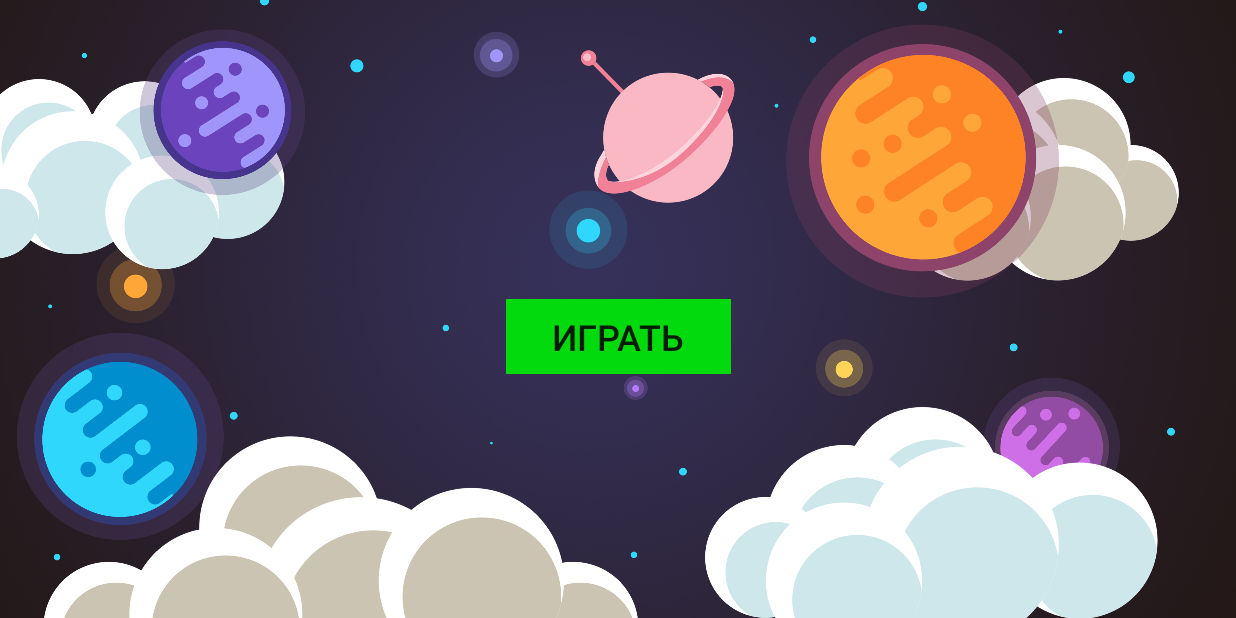
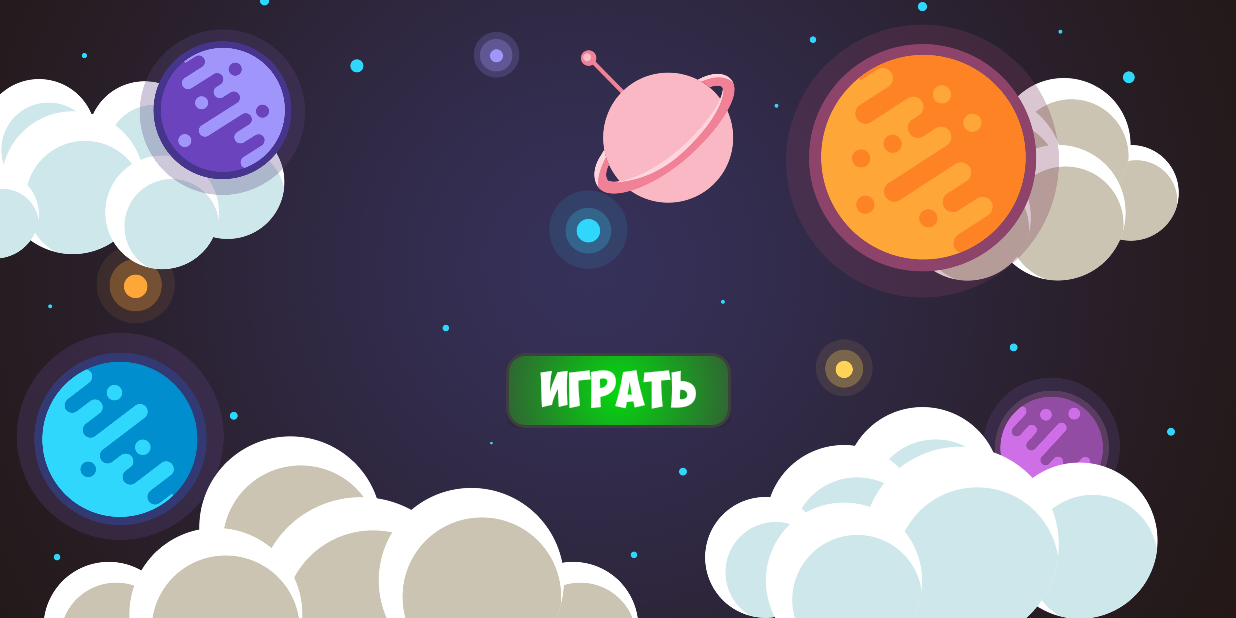
Before and after one commit to MoonShineTeam/FlyToSpace, an Android app: the screen it shows after launch (MainActivity), on a phone screen of 824 x 412 dp (held sideways). Run offline under Robolectric (Android 15) with nearby library versions, the phone set to English and light mode, and no system bars.

Commit message:
add fonts + replace animation to fade in & fade out

```diff
--- a/app/src/main/java/ru/moonshine/flytospace/MainActivity.java
+++ b/app/src/main/java/ru/moonshine/flytospace/MainActivity.java
@@ -30,10 +30,15 @@ public class MainActivity extends AppCompatActivity {
 
     public void btnStartOnClick(View view) {
         Intent intent = new Intent(this, GameMap.class);
-        overridePendingTransition(R.anim.fade_in, R.anim.fade_out);
-        Animation animation = AnimationUtils.loadAnimation(getApplicationContext(), R.anim.scale);
+//        overridePendingTransition(R.anim.fade_in, R.anim.fade_out);
+
+        ActivityOptions option  = ActivityOptions.makeCustomAnimation(this,
+                R.anim.fade_in, R.anim.fade_out);
+        Bundle bundle = option.toBundle();
+
+        Animation animation = AnimationUtils.loadAnimation(this, R.anim.scale);
         Button btnStart = findViewById(R.id.btnStart);
         btnStart.startAnimation(animation);
-        startActivity(intent);
+        startActivity(intent, bundle);
     }
 }
--- a/app/src/main/res/anim/fade_in.xml
+++ b/app/src/main/res/anim/fade_in.xml
@@ -1,8 +1,9 @@
 <?xml version="1.0" encoding="utf-8"?>
 <set xmlns:android="http://schemas.android.com/apk/res/android"
-    android:duration="500"
-    android:startOffset="300">
-    <translate
-        android:fromXDelta="0"
-        android:toXDelta="1"/>
+    android:duration="400"
+    android:startOffset="250"
+    android:shareInterpolator="false">
+    <alpha
+        android:fromAlpha="0.0"
+        android:toAlpha="1.0"/>
 </set>
--- a/app/src/main/res/anim/fade_out.xml
+++ b/app/src/main/res/anim/fade_out.xml
@@ -1,8 +1,9 @@
 <?xml version="1.0" encoding="utf-8"?>
 <set xmlns:android="http://schemas.android.com/apk/res/android"
-    android:duration="500"
-    android:startOffset="300">
-    <translate
-        android:fromXDelta="1"
-        android:toXDelta="0"/>
+    android:duration="400"
+    android:startOffset="250"
+    android:shareInterpolator="false">
+    <alpha
+        android:fromAlpha="1.0"
+        android:toAlpha="0.0"/>
 </set>
--- /dev/null
+++ b/app/src/main/res/drawable/rounded.xml
@@ -0,0 +1,20 @@
+<?xml version="1.0" encoding="UTF-8"?>
+<shape xmlns:android="http://schemas.android.com/apk/res/android">
+    <solid android:color="@color/btnStartColor"/>
+    <size
+        android:height="50dp"
+        android:width="150dp"/>
+    <stroke
+        android:width="2dp"
+        android:color="@color/darkGrey"/>
+    <corners android:radius="12dp" />
+    <gradient android:type="radial"
+        android:endColor="@color/darkGrey"
+        android:startColor="@color/btnStartColor"
+        android:gradientRadius="100dp"/>
+    <padding
+        android:bottom="0dip"
+        android:left="0dip"
+        android:right="0dip"
+        android:top="0dip"/>
+</shape>
--- a/app/src/main/res/layout/activity_main.xml
+++ b/app/src/main/res/layout/activity_main.xml
@@ -32,18 +32,21 @@
         app:layout_constraintEnd_toEndOf="@+id/linearLayout2"
         app:layout_constraintStart_toStartOf="parent"
         app:layout_constraintTop_toTopOf="parent"
-        app:layout_constraintVertical_bias="0.55">
+        app:layout_constraintVertical_bias="0.65">
 
         <Button
             android:id="@+id/btnStart"
             android:layout_width="0dp"
             android:layout_height="wrap_content"
             android:layout_weight="1"
-            android:background="@color/btnStartColor"
+            android:background="@drawable/rounded"
+            android:fontFamily="@font/obelix_pro"
             android:minWidth="150dip"
             android:minHeight="50dip"
             android:onClick="btnStartOnClick"
             android:text="@string/start"
+            android:textAlignment="center"
+            android:textColor="@color/white"
             android:textSize="24sp" />
     </LinearLayout>
 
--- a/app/src/main/res/values/colors.xml
+++ b/app/src/main/res/values/colors.xml
@@ -4,4 +4,6 @@
     <color name="colorPrimaryDark">#3700B3</color>
     <color name="colorAccent">#03DAC5</color>
     <color name="btnStartColor">#03DA0E</color>
+    <color name="darkGrey">#3F3F3F</color>
+    <color name="white">#FFFFFF</color>
 </resources>
```
Also changed, not shown: app/src/main/res/font/obelix_pro.ttf (added), app/src/main/res/font/russo_one.ttf (added).
